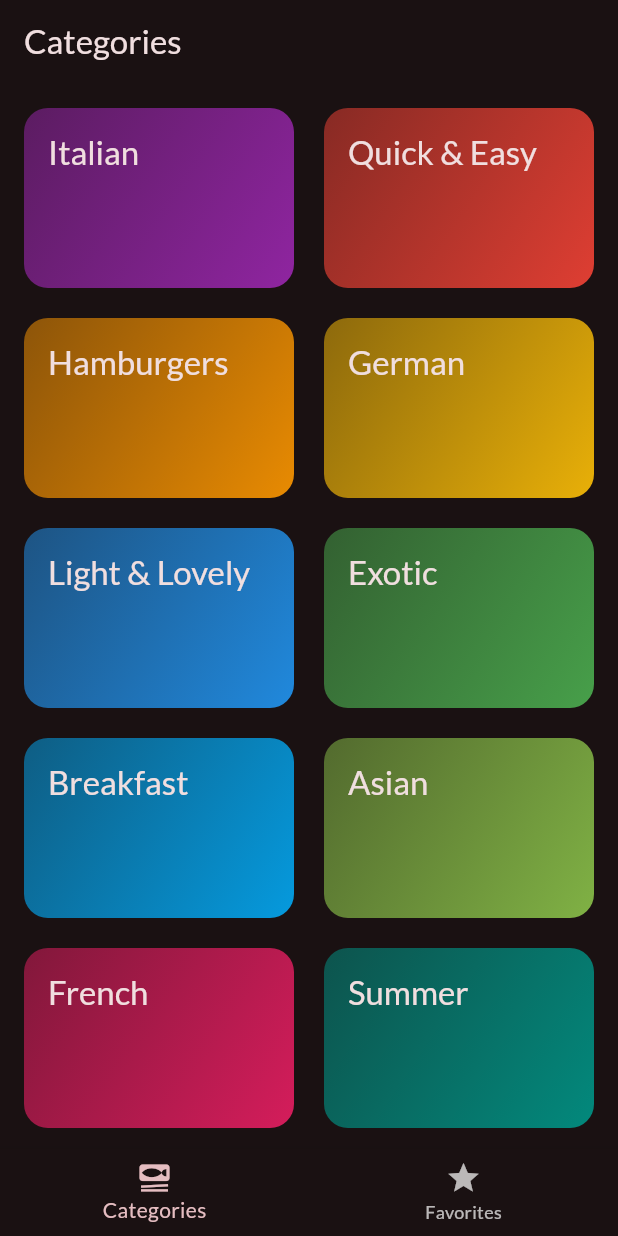
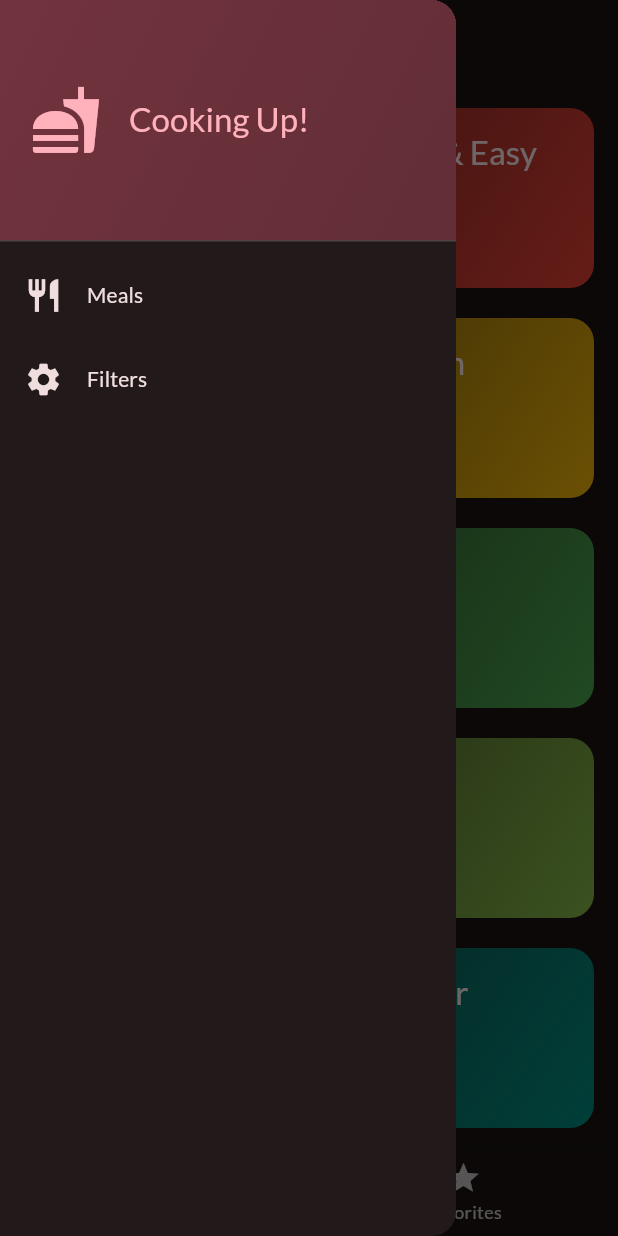
Before and after one commit to javakanaya/flutter-udemy, a Flutter app: the screen it shows after launch, with the side drawer open (before the commit the screen has no drawer), on a phone screen of 412 x 824 dp. Run offline on Flutter 3.47's test engine with Material 3 defaults, Android fonts, the phone set to English and light mode, and no system bars; our stand-ins replace google_fonts, transparent_image.

Commit message:
feat: drawer and filter screen

```diff
--- a/meals/lib/screens/tabs.dart
+++ b/meals/lib/screens/tabs.dart
@@ -1,7 +1,9 @@
 import 'package:flutter/material.dart';
 import 'package:meals/models/meal.dart';
 import 'package:meals/screens/categories.dart';
+import 'package:meals/screens/filters.dart';
 import 'package:meals/screens/meals.dart';
+import 'package:meals/widgets/main_drawer.dart';
 
 class TabsScreen extends StatefulWidget {
   const TabsScreen({super.key});
@@ -46,6 +48,17 @@ class _TabsScreenState extends State<TabsScreen> {
     });
   }
 
+  void _setScreen(String identifier) {
+    Navigator.of(context).pop();
+    if (identifier == 'filters') {
+      Navigator.of(context).push(
+        MaterialPageRoute(
+          builder: (ctx) => const FiltersScreen(),
+        ),
+      );
+    }
+  }
+
   @override
   Widget build(BuildContext context) {
     Widget activePage = CategoriesScreen(
@@ -65,6 +78,9 @@ class _TabsScreenState extends State<TabsScreen> {
       appBar: AppBar(
         title: Text(activePageTitle),
       ),
+      drawer: MainDrawer(
+        onSelectScreen: _setScreen,
+      ),
       body: activePage,
       bottomNavigationBar: BottomNavigationBar(
         onTap: _selectPage,
--- /dev/null
+++ b/meals/lib/widgets/main_drawer.dart
@@ -0,0 +1,87 @@
+import 'package:flutter/material.dart';
+
+class MainDrawer extends StatelessWidget {
+  const MainDrawer({
+    super.key,
+    required this.onSelectScreen,
+  });
+
+  final void Function(String identifier) onSelectScreen;
+
+  @override
+  Widget build(BuildContext context) {
+    return Drawer(
+      child: Column(
+        children: [
+          DrawerHeader(
+            padding: const EdgeInsets.all(20),
+            decoration: BoxDecoration(
+              gradient: LinearGradient(
+                colors: [
+                  Theme.of(context).colorScheme.primaryContainer,
+                  Theme.of(context)
+                      .colorScheme
+                      .primaryContainer
+                      .withOpacity(0.8),
+                ],
+                begin: Alignment.topLeft,
+                end: Alignment.bottomRight,
+              ),
+            ),
+            child: Row(
+              children: [
+                Icon(
+                  Icons.fastfood,
+                  size: 48,
+                  color: Theme.of(context).colorScheme.primary,
+                ),
+                const SizedBox(width: 18),
+                Text(
+                  'Cooking Up!',
+                  style: Theme.of(context)
+                      .textTheme
+                      .titleLarge!
+                      .copyWith(color: Theme.of(context).colorScheme.primary),
+                )
+              ],
+            ),
+          ),
+          ListTile(
+            leading: Icon(
+              Icons.restaurant,
+              size: 26,
+              color: Theme.of(context).colorScheme.onSurface,
+            ),
+            title: Text(
+              'Meals',
+              style: Theme.of(context)
+                  .textTheme
+                  .titleSmall!
+                  .copyWith(color: Theme.of(context).colorScheme.onSurface),
+            ),
+            onTap: () {
+              onSelectScreen('meals');
+            },
+          ),
+          ListTile(
+            leading: Icon(
+              Icons.settings,
+              size: 26,
+              color: Theme.of(context).colorScheme.onSurface,
+            ),
+            title: Text(
+              'Filters',
+              style: Theme.of(context)
+                  .textTheme
+                  .titleSmall!
+                  .copyWith(color: Theme.of(context).colorScheme.onSurface),
+            ),
+            onTap: () {
+              onSelectScreen('filters');
+            },
+          )
+        ],
+      ),
+    );
+  }
+}
```
Also changed, not shown: meals/lib/screens/filters.dart (added, +49 -0 lines).
